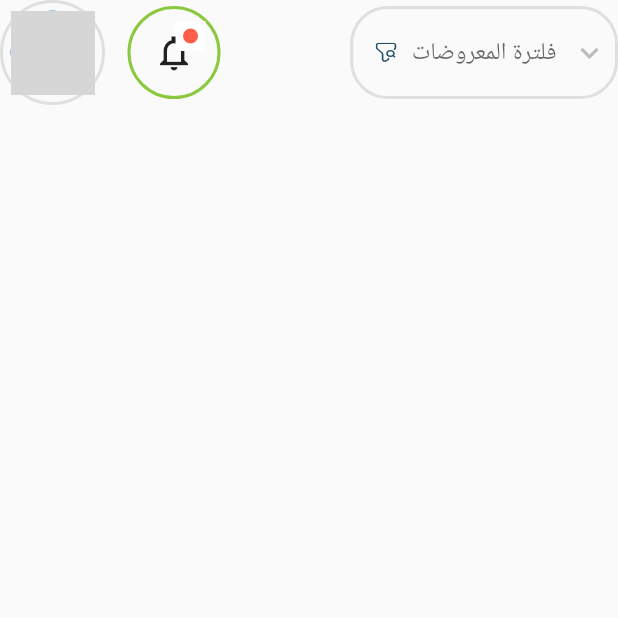
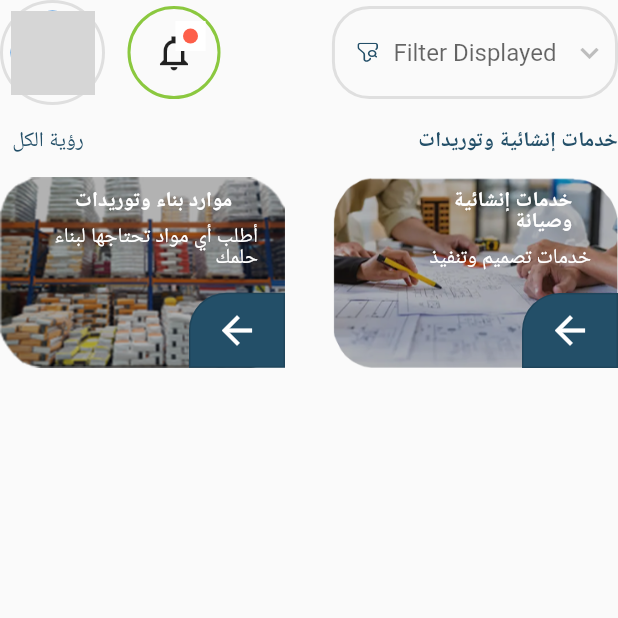
Before and after one commit to BkrTech101-InnovaMind/tadllal-app, a Flutter app: the screen it shows after launch, on a phone screen of 412 x 824 dp, the top half of it. Run offline on Flutter 3.47's test engine with Material 2 defaults, Android fonts, the phone set to English and light mode, and no system bars; our stand-ins replace flutter_svg; network calls fail; grey boxes are pictures that could not be loaded.

Commit message:
refactor(home page): implement the services section with the necessary images

```diff
--- a/app/lib/pages/home_page.dart
+++ b/app/lib/pages/home_page.dart
@@ -13,31 +13,27 @@ class _HomePageState extends State<HomePage> {
   Widget build(BuildContext context) {
     return ListView(
       children: [
-        header(),
+        Row(
+          mainAxisAlignment: MainAxisAlignment.spaceBetween,
+          children: [
+            Row(
+              children: [
+                buildUserImage(),
+                const SizedBox(width: 15),
+                buildNotificationsIcon(true)
+              ],
+            ),
+            buildFilterMenu()
+          ],
+        ),
+        buildService(),
       ],
     );
   }
 }
 
-// Home page head widget
-Widget header() {
-  return Row(
-    mainAxisAlignment: MainAxisAlignment.spaceBetween,
-    children: [
-      Row(
-        children: [
-          userImage(),
-          const SizedBox(width: 15),
-          notificationsIcon(true)
-        ],
-      ),
-      filterMenu()
-    ],
-  );
-}
-
 // User image widget
-Widget userImage() {
+Widget buildUserImage() {
   return Container(
     padding: const EdgeInsets.all(5),
     decoration: BoxDecoration(
@@ -54,7 +50,7 @@ Widget userImage() {
 }
 
 // Notifications icon widget
-Widget notificationsIcon(bool hasNotification) {
+Widget buildNotificationsIcon(bool hasNotification) {
   return Stack(
     children: [
       Container(
@@ -90,7 +86,7 @@ Widget notificationsIcon(bool hasNotification) {
 }
 
 // Filter menu widget
-Widget filterMenu() {
+Widget buildFilterMenu() {
   return Container(
     padding: const EdgeInsets.all(5),
     decoration: BoxDecoration(
@@ -107,7 +103,7 @@ Widget filterMenu() {
           const SizedBox(width: 10),
           SvgPicture.asset('assets/icons/filter-icon.svg'),
           const SizedBox(width: 10),
-          const Text('فلترة المعروضات'),
+          const Text('Filter Displayed'),
           const SizedBox(width: 10),
         ],
       ),
@@ -116,3 +112,106 @@ Widget filterMenu() {
     ),
   );
 }
+
+// service Widget
+Widget buildService() {
+  final serviceData = [
+    {
+      'image': 'assets/images/resources.png',
+      'title': 'موارد بناء وتوريدات',
+      'subtitle': 'أطلب أي مواد تحتاجها لبناء \n حلمك',
+    },
+    {
+      'image': 'assets/images/services.png',
+      'title': 'خدمات إنشائية \n وصيانة',
+      'subtitle': 'خدمات تصميم وتنفيذ',
+    },
+  ];
+
+  return Column(
+    children: [
+      Row(
+        mainAxisAlignment: MainAxisAlignment.spaceBetween,
+        children: [
+          TextButton(
+            onPressed: () {},
+            child: const Text(
+              "رؤية الكل",
+              style: TextStyle(color: Color(0xFF234F68)),
+            ),
+          ),
+          const Text(
+            "خدمات إنشائية وتوريدات",
+            style: TextStyle(
+              color: Color(0xFF234F68),
+              fontWeight: FontWeight.bold,
+            ),
+          ),
+        ],
+      ),
+      Row(
+        mainAxisAlignment: MainAxisAlignment.spaceBetween,
+        children: serviceData.map((data) {
+          return Stack(
+            children: [
+              ColorFiltered(
+                colorFilter: ColorFilter.mode(
+                  Colors.black.withOpacity(0.3),
+                  BlendMode.srcATop,
+                ),
+                child: Image.asset(data['image'] ?? "", width: 190),
+              ),
+              Positioned(
+                right: 18,
+                top: 10,
+                child: Column(
+                  children: [
+                    Text(
+                      textAlign: TextAlign.right,
+                      data['title'] ?? "",
+                      style: const TextStyle(
+                        color: Colors.white,
+                        fontWeight: FontWeight.bold,
+                        height: 1,
+                      ),
+                    ),
+                    const SizedBox(height: 10),
+                    Text(
+                      data['subtitle'] ?? "",
+                      textAlign: TextAlign.right,
+                      style: const TextStyle(color: Colors.white, height: 1),
+                    ),
+                  ],
+                ),
+              ),
+              Positioned(
+                bottom: 0,
+                right: 0,
+                child: OutlinedButton(
+                  style: OutlinedButton.styleFrom(
+                    padding: const EdgeInsets.symmetric(
+                      vertical: 10,
+                      horizontal: 5,
+                    ),
+                    backgroundColor: const Color(0xFF234F68),
+                    shape: const RoundedRectangleBorder(
+                      borderRadius: BorderRadius.only(
+                        topLeft: Radius.circular(25),
+                      ),
+                    ),
+                  ),
+                  onPressed: () {},
+                  child: const Icon(
+                    Icons.arrow_back_sharp,
+                    size: 30,
+                    color: Colors.white,
+                  ),
+                ),
+              )
+            ],
+          );
+        }).toList(),
+      ),
+    ],
+  );
+}
```
Also changed, not shown: app/assets/images/resources.png (added), app/assets/images/services.png (added).
